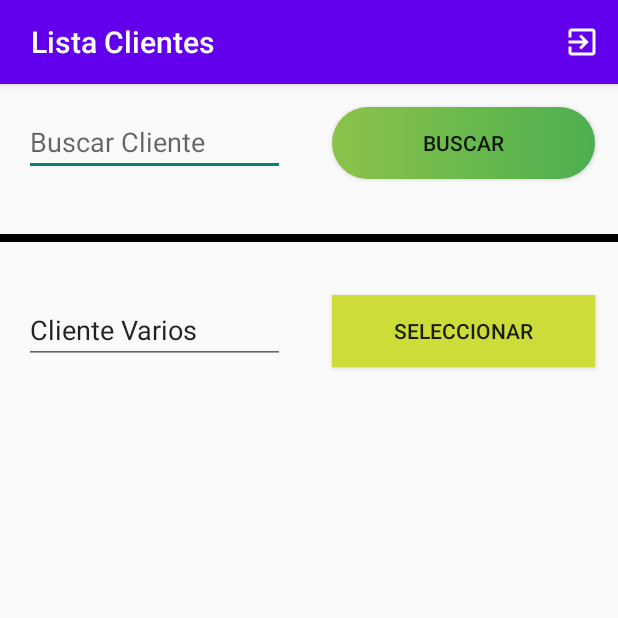
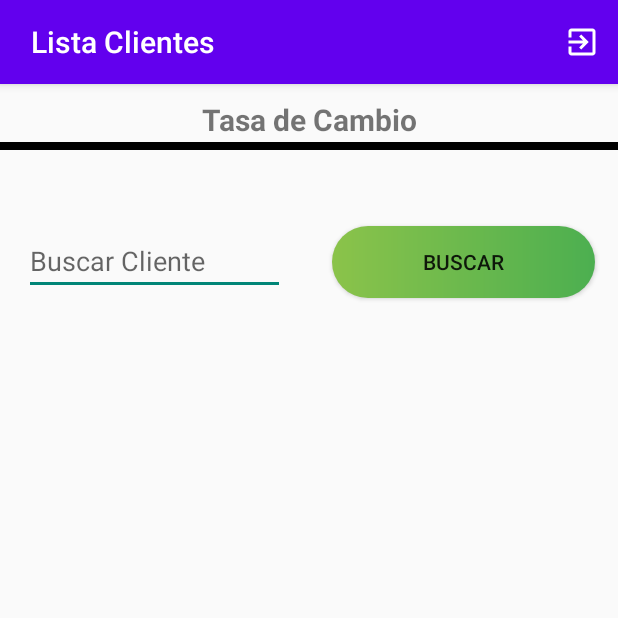
Before and after one commit to helmut1996/Sistema_Facturacion_Ferreteria, an Android app: the MainClientes screen opened directly, with no data from a screen before it, on a phone screen of 412 x 824 dp, the top half of it. Run offline under Robolectric (Android 15) with nearby library versions, the phone set to English and light mode, and no system bars.

Commit message:
Implementando Dialogs para tasa de cambio y pin de precio

```diff
--- a/app/src/main/java/com/example/facturacioncarpintero/MainClientes.java
+++ b/app/src/main/java/com/example/facturacioncarpintero/MainClientes.java
@@ -14,6 +14,7 @@ import android.view.View;
 import android.view.inputmethod.InputMethodManager;
 import android.widget.Button;
 import android.widget.EditText;
+import android.widget.TextView;
 import android.widget.Toast;
 
 import com.example.facturacioncarpintero.Adapter.AdapterClientes;
@@ -26,12 +27,13 @@ import java.sql.Statement;
 import java.util.ArrayList;
 import java.util.List;
 
-public class MainClientes extends AppCompatActivity {
+public class MainClientes extends AppCompatActivity implements Dialog_TasaCambio.DialogListenner{
     // VARIABLE PARA RECYCLEVIEW
     RecyclerView recyclerViewCliente;
     AdapterClientes adapterCliente;
     EditText search;
-    Button btn_buscador_cliente,btn_Cliente;
+    TextView TCambio;
+    Button btn_buscador_cliente;
     List<itemList> itemCList;
     DBConnection sesion;
     String CapturandoClientes;
@@ -46,10 +48,19 @@ public class MainClientes extends AppCompatActivity {
         id=getIntent().getIntExtra("IdVendedor",0);
 
         System.out.println("ID VENDEDOR =====>"+id);
-        Bundle extra=getIntent().getExtras();
+
+
+
         initview();
 
-        search.requestFocus();
+        TCambio.setOnClickListener(new View.OnClickListener() {
+            @Override
+            public void onClick(View v) {
+
+                openDialog();
+            }
+        });
+
         btn_buscador_cliente.setOnClickListener(new View.OnClickListener() {
             @Override
             public void onClick(View v) {
@@ -68,13 +79,6 @@ public class MainClientes extends AppCompatActivity {
         });
 
 
-        btn_Cliente.setOnClickListener(new View.OnClickListener() {
-            @Override
-            public void onClick(View v) {
-                Intent intent = new Intent(getApplicationContext(),MainListaProductos.class);
-                startActivity(intent);
-            }
-        });
     }
 
 
@@ -91,11 +95,16 @@ public class MainClientes extends AppCompatActivity {
     }
 
 
+  private void  openDialog(){
+        Dialog_TasaCambio dialog_tasaCambio = new Dialog_TasaCambio();
+        dialog_tasaCambio.show(getSupportFragmentManager(),"tasa de cambio");
+  }
+
     public void initview() {
+        TCambio=findViewById(R.id.tv_tasa_cambio);
         recyclerViewCliente = findViewById(R.id.listaClientes);
         search = findViewById(R.id.search);
         btn_buscador_cliente=findViewById(R.id.btnBuscadorCliente);
-        btn_Cliente=findViewById(R.id.btncliente);
     }
 
     public void initValues() {
@@ -163,4 +172,10 @@ public class MainClientes extends AppCompatActivity {
 
         return super.onOptionsItemSelected(item);
     }
+
+    @Override
+    public void appliyTexts(String cambio) {
+
+        TCambio.setText("Tasa de Cambio\n"+"C$"+cambio);
+    }
 }
--- a/app/src/main/res/layout/activity_main_clientes.xml
+++ b/app/src/main/res/layout/activity_main_clientes.xml
@@ -12,11 +12,31 @@
         tools:layout_editor_absoluteX="171dp"
         tools:layout_editor_absoluteY="67dp"
         android:layout_gravity="center_horizontal">
+
+
+        <TextView
+            android:layout_width="match_parent"
+            android:layout_height="wrap_content"
+            android:textStyle="bold"
+            android:textSize="20sp"
+            android:text="Tasa de Cambio"
+            android:gravity="center"
+            android:id="@+id/tv_tasa_cambio"
+            android:layout_marginTop="10dp"/>
+        <TextView
+            android:id="@+id/textView24"
+            android:layout_width="match_parent"
+            android:layout_height="5dp"
+            android:background="@color/black"
+            android:layout_marginBottom="20dp"
+            android:layout_marginTop="1dp"/>
+
         <LinearLayout
             android:layout_width="match_parent"
             android:layout_height="wrap_content"
             android:orientation="horizontal"
-            android:layout_marginBottom="20dp">
+            android:layout_marginBottom="20dp"
+            android:layout_marginTop="15dp">
 
             <EditText
                 android:id="@+id/search"
@@ -38,35 +58,7 @@
                 android:background="@drawable/button_bg"/>
 
         </LinearLayout>
-        <TextView
-            android:id="@+id/textView24"
-            android:layout_width="match_parent"
-            android:layout_height="5dp"
-            android:background="@color/black"
-            android:layout_marginBottom="20dp"
-            android:layout_marginTop="1dp"/>
-        <LinearLayout
-            android:layout_width="match_parent"
-            android:layout_height="wrap_content"
-            android:orientation="horizontal"
-            android:layout_marginBottom="20dp">
-            <EditText
-                android:layout_width="match_parent"
-                android:layout_height="wrap_content"
-                android:layout_margin="16dp"
-                android:text="@string/text_cliente"
-                android:layout_weight="1"/>
 
-            <Button
-                android:id="@+id/btncliente"
-                android:layout_width="match_parent"
-                android:layout_height="wrap_content"
-                android:layout_margin="15dp"
-                android:text="seleccionar"
-                android:layout_weight="1"
-                android:background="#CDDC39"/>
-
-        </LinearLayout>
         <androidx.recyclerview.widget.RecyclerView
             android:id="@+id/listaClientes"
             android:layout_width="match_parent"
--- a/app/src/main/res/values/strings.xml
+++ b/app/src/main/res/values/strings.xml
@@ -22,6 +22,7 @@
     <string name="user">Usuarios</string>
     <string name="text_buscar2">Buscar Producto</string>
     <string name="titulo_producto">Titulo Producto</string>
+    <string name="pin">ingresar pin</string>
 
     <string-array name="tipo_moneda">
         <item>Cordoba</item>
```
Also changed, not shown: app/src/main/java/com/example/facturacioncarpintero/Dialog_TasaCambio.java (added, +60 -0 lines), app/src/main/java/com/example/facturacioncarpintero/Dialog_pin_precio.java (added, +56 -0 lines), app/src/main/java/com/example/facturacioncarpintero/MainDetalleProducto.java (+16 -5 lines), app/src/main/java/com/example/facturacioncarpintero/MainListaProductos.java (+6 -6 lines), app/src/main/res/drawable/ic_chat.xml (added, +10 -0 lines), app/src/main/res/layout/dialog_pin_precio.xml (added, +27 -0 lines), app/src/main/res/layout/dialog_tasa_dolar.xml (added, +27 -0 lines), app/src/main/res/menu/menu3.xml (+10 -1 lines), app/src/main/res/drawable/pin.png (added), app/src/main/res/drawable/tasacambio.jpg (added).
